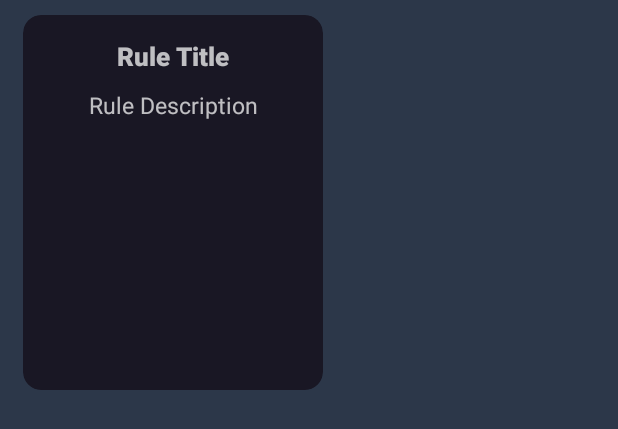
After one commit to devv-abubakar/Brain-Fusion, an Android app: the layout rule_recyclerview_item.xml on its own in the app's theme, with its tools: preview values and no code run, on a phone screen of 412 x 824 dp. The commit adds this screen. Shown: the top 429 px of the screen. Run offline under Robolectric (Android 15) with nearby library versions, the phone set to English and light mode, and no system bars.

Commit message:
Updated the Rules

```diff
--- a/app/build.gradle.kts
+++ b/app/build.gradle.kts
@@ -1,6 +1,7 @@
 plugins {
     id("com.android.application")
     id("org.jetbrains.kotlin.android")
+    id("com.google.gms.google-services")
 }
 
 android {
@@ -45,6 +46,7 @@ dependencies {
     implementation("androidx.appcompat:appcompat:1.6.1")
     implementation("com.google.android.material:material:1.11.0")
     implementation("androidx.constraintlayout:constraintlayout:2.1.4")
+    implementation("com.google.firebase:firebase-database:20.3.0")
     testImplementation("junit:junit:4.13.2")
     androidTestImplementation("androidx.test.ext:junit:1.1.5")
     androidTestImplementation("androidx.test.espresso:espresso-core:3.5.1")
--- /dev/null
+++ b/app/src/main/java/devv/abubakar/brainfusion/adapter/LevelAdapter.kt
@@ -0,0 +1,4 @@
+package devv.abubakar.brainfusion.adapter
+
+class LevelAdapter {
+}
--- /dev/null
+++ b/app/src/main/java/devv/abubakar/brainfusion/model/Rule.kt
@@ -0,0 +1,6 @@
+package devv.abubakar.brainfusion.model
+
+class Rule(
+    val title: String = "",
+    val description: String = ""
+)
--- /dev/null
+++ b/app/src/main/res/layout/rule_recyclerview_item.xml
@@ -0,0 +1,57 @@
+<?xml version="1.0" encoding="utf-8"?>
+<RelativeLayout xmlns:android="http://schemas.android.com/apk/res/android"
+    xmlns:app="http://schemas.android.com/apk/res-auto"
+    android:layout_width="wrap_content"
+    android:layout_height="wrap_content">
+
+
+    <com.google.android.material.card.MaterialCardView
+        android:id="@+id/rules_text_bg"
+        android:layout_width="200dp"
+        android:layout_height="250dp"
+        android:layout_marginHorizontal="15dp"
+        android:layout_marginTop="10dp"
+        app:cardBackgroundColor="@color/main_color"
+        app:cardCornerRadius="12dp"
+        app:strokeColor="@android:color/transparent">
+
+        <RelativeLayout
+            android:layout_width="match_parent"
+            android:layout_height="match_parent">
+
+            <TextView
+                android:id="@+id/rule_title_text"
+                android:layout_width="wrap_content"
+                android:layout_height="wrap_content"
+                android:layout_centerHorizontal="true"
+                android:layout_marginHorizontal="10dp"
+                android:layout_marginTop="15dp"
+                android:fontFamily="sans-serif-black"
+                android:text="@string/rule_title"
+                android:textAlignment="center"
+                android:textColor="#B9FFFFFF"
+                android:textSize="17sp" />
+
+            <TextView
+                android:id="@+id/rule_description_text"
+                android:layout_width="match_parent"
+                android:layout_height="wrap_content"
+                android:layout_below="@+id/rule_title_text"
+                android:layout_centerHorizontal="true"
+                android:layout_marginStart="10dp"
+                android:layout_marginTop="10dp"
+                android:layout_marginEnd="10dp"
+                android:layout_marginBottom="10dp"
+                android:text="@string/rule_description"
+                android:textAlignment="center"
+                android:textColor="#B9FFFFFF"
+                android:textSize="15sp" />
+
+
+        </RelativeLayout>
+
+
+    </com.google.android.material.card.MaterialCardView>
+
+
+</RelativeLayout>
--- a/app/src/main/res/values/strings.xml
+++ b/app/src/main/res/values/strings.xml
@@ -15,4 +15,8 @@
     <string name="points_earned">…</string>
     <string name="home_activity_rules_label">Rules</string>
     <string name="home_activity_levels_label">Levels</string>
+    <string name="rule_title">Rule Title</string>
+    <string name="rule_description">Rule Description</string>
+    <string name="level_number_text">Level 1</string>
+    <string name="sample">...</string>
 </resources>
--- a/build.gradle.kts
+++ b/build.gradle.kts
@@ -1,3 +1,8 @@
+buildscript {
+    dependencies {
+        classpath("com.google.gms:google-services:4.4.0")
+    }
+}
 // Top-level build file where you can add configuration options common to all sub-projects/modules.
 plugins {
     id("com.android.application") version "8.2.0" apply false
```
Also changed, not shown: app/src/main/java/devv/abubakar/brainfusion/HomeActivity.kt (+54 -1 lines), app/src/main/java/devv/abubakar/brainfusion/adapter/RuleAdapter.kt (added, +47 -0 lines), app/src/main/java/devv/abubakar/brainfusion/model/Level.kt (added, +7 -0 lines), app/src/main/res/layout/activity_home.xml (+6 -3 lines), app/src/main/res/layout/level_recyclerview_item.xml (added, +60 -0 lines).
